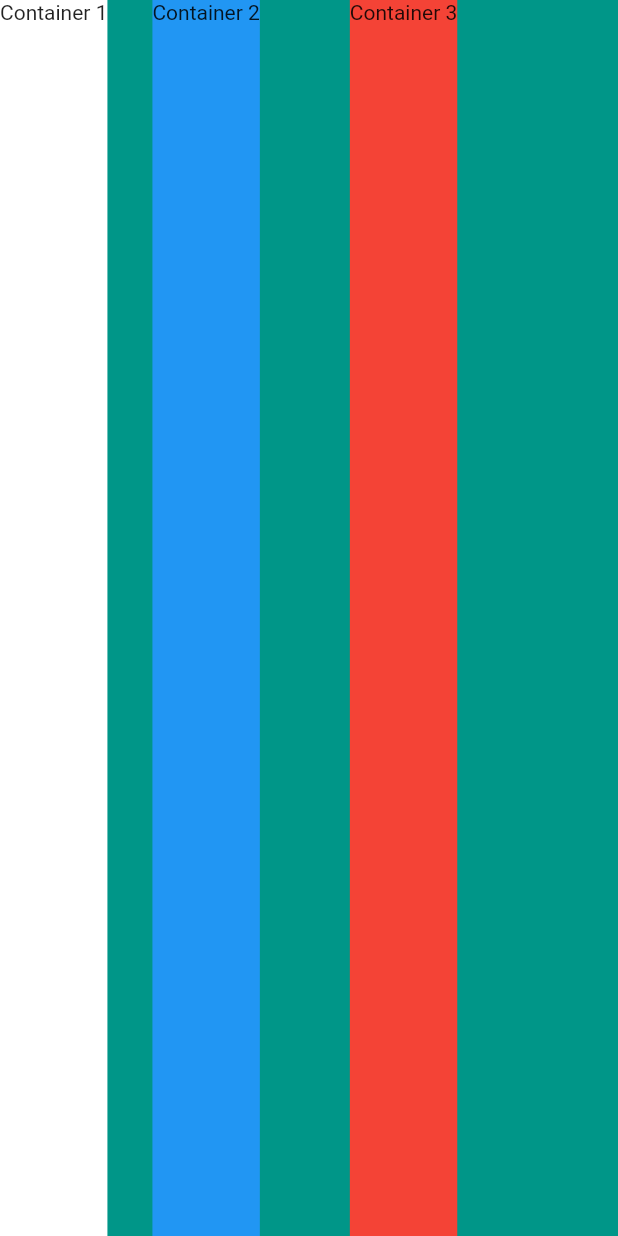
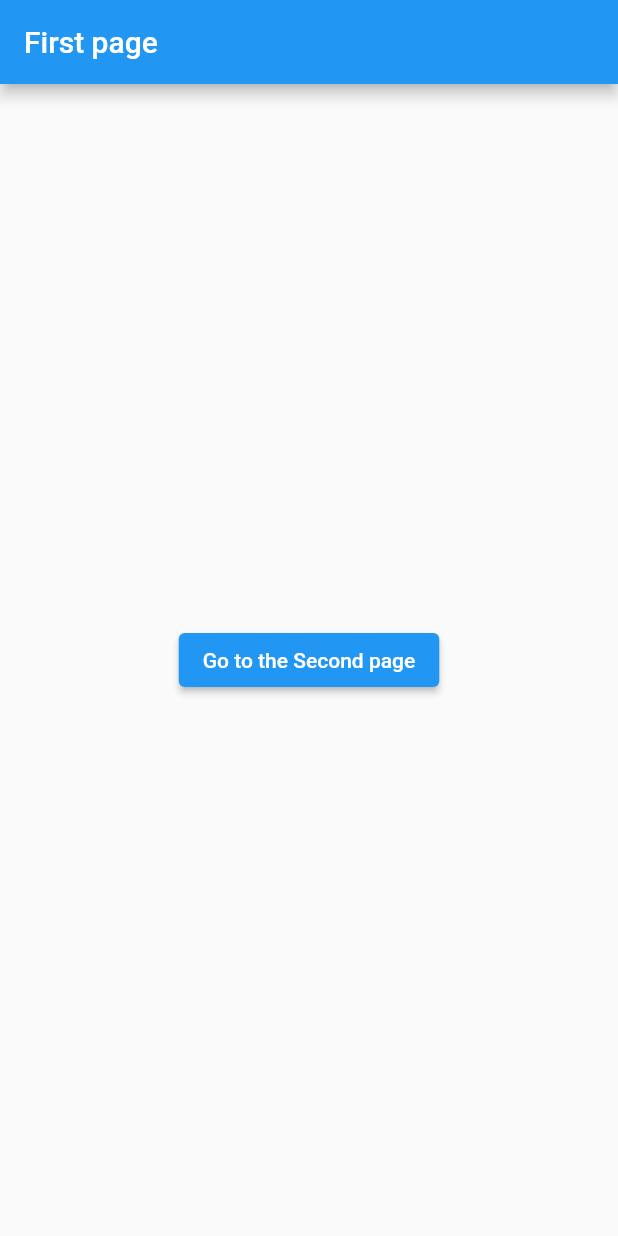
Before and after one commit to gohdg/flutter-codingChef, a Flutter app: the screen it shows after launch, on a phone screen of 412 x 824 dp. Run offline on Flutter 3.47's test engine with Material 2 defaults, Android fonts, the phone set to English and light mode, and no system bars.

Commit message:
Navigator, Navigator.push(context, MaterialPageRoute(builder:(context) => SecondPage())); , Navigator.pop(context);

```diff
--- a/lib/main.dart
+++ b/lib/main.dart
@@ -13,45 +13,51 @@ class MyApp extends StatelessWidget {
       theme: ThemeData(
         primarySwatch: Colors.blue,
       ),
-      home: MyPage(),
+      home: FirstPage(),
     );
   }
 }
-class MyPage extends StatelessWidget {
+
+class FirstPage extends StatelessWidget {
 
   @override
-  Widget build(BuildContext context) {
+  Widget build(BuildContext context2) {
     return Scaffold(
-      backgroundColor: Colors.teal,
-      body: SafeArea(
-        child: Row(
-          crossAxisAlignment: CrossAxisAlignment.stretch,
-          children: [
-            Container(
-              height: 100,
-              color: Colors.white,
-              child: Text('Container 1'),
-            ),
-            SizedBox(
-              width: 30,
-            ),
-            Container(
-              height: 100,
-              color: Colors.blue,
-              child: Text('Container 2'),
-            ),
-            SizedBox(
-              width: 60,
-            ),
-            Container(
-              height: 100,
-              color: Colors.red,
-              child: Text('Container 3'),
-            ),
-
-          ],
-        ) ,
+      appBar: AppBar(
+        title: Text('First page')
+      ),
+      body: Center(
+        child: ElevatedButton(
+          child: Text('Go to the Second page'),
+          onPressed: (){
+            Navigator.push(context2, MaterialPageRoute(
+                builder: (context) => SecondPage()
+            )
+            );
+          },
+        ),
       ),
     );
   }
 }
+
+class SecondPage extends StatelessWidget {
+
+
+  @override
+  Widget build(BuildContext ctx) {
+    return Scaffold(
+      appBar: AppBar(
+          title: Text('Second page')
+      ),
+      body: Center(
+        child: ElevatedButton(
+          child: Text('Go to the First page'),
+          onPressed: (){
+            Navigator.pop(ctx);
+          },
+        ),
+      ),
+    );
+  }
+}
```
